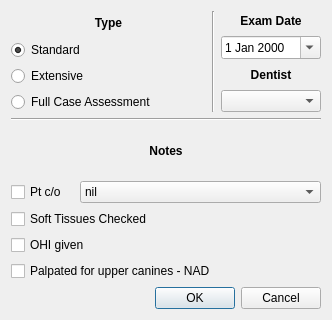
This is src/openmolar/qt-designer/exam_wizard.ui in rowinggolfer/openmolar1 as Qt 5 draws it before an edit. The edited form follows.
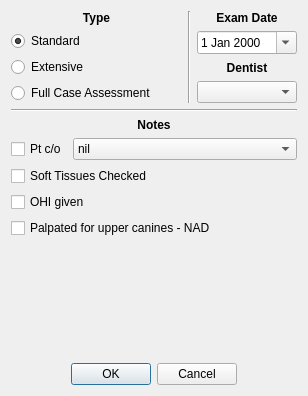
This is the edited form.

Commit message: extra phrase into exam wizard

Diff of the .ui file:
```diff
--- a/src/openmolar/qt-designer/exam_wizard.ui
+++ b/src/openmolar/qt-designer/exam_wizard.ui
@@ -6,8 +6,8 @@
    <rect>
     <x>0</x>
     <y>0</y>
-    <width>332</width>
-    <height>320</height>
+    <width>308</width>
+    <height>396</height>
    </rect>
   </property>
   <property name="windowTitle">
@@ -209,7 +209,7 @@
      </property>
     </widget>
    </item>
-   <item row="8" column="0" colspan="5">
+   <item row="9" column="0" colspan="5">
     <widget class="QDialogButtonBox" name="buttonBox">
      <property name="orientation">
       <enum>Qt::Horizontal</enum>
@@ -217,8 +217,24 @@
      <property name="standardButtons">
       <set>QDialogButtonBox::Cancel|QDialogButtonBox::Ok</set>
      </property>
+     <property name="centerButtons">
+      <bool>true</bool>
+     </property>
     </widget>
    </item>
+   <item row="8" column="0">
+    <spacer name="verticalSpacer">
+     <property name="orientation">
+      <enum>Qt::Vertical</enum>
+     </property>
+     <property name="sizeHint" stdset="0">
+      <size>
+       <width>20</width>
+       <height>40</height>
+      </size>
+     </property>
+    </spacer>
+   </item>
   </layout>
  </widget>
  <resources/>
```
The commit also changes 2 other files.
